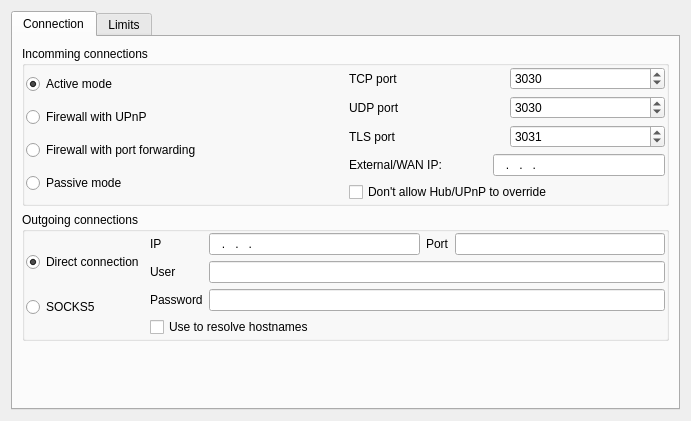
Before: the Qt Designer form eiskaltdcpp/ui/UISettingsConnection.ui in eiskaltdcpp/eiskaltdcpp, drawn with Qt 5.
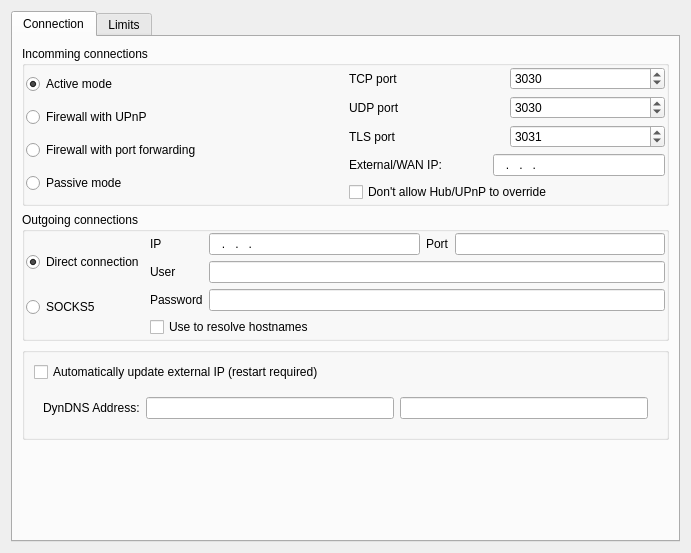
After: the same form once the commit is applied. Custom widgets are drawn as their Qt base class.

```diff
--- a/eiskaltdcpp/ui/UISettingsConnection.ui
+++ b/eiskaltdcpp/ui/UISettingsConnection.ui
@@ -7,7 +7,7 @@
     <x>0</x>
     <y>0</y>
     <width>691</width>
-    <height>421</height>
+    <height>553</height>
    </rect>
   </property>
   <property name="windowTitle">
@@ -341,6 +341,67 @@
          </layout>
         </widget>
        </item>
+       <item>
+        <widget class="QGroupBox" name="groupBox_4">
+         <property name="title">
+          <string/>
+         </property>
+         <layout class="QGridLayout" name="gridLayout_9">
+          <item row="0" column="0" colspan="2">
+           <widget class="QCheckBox" name="checkBox_DYNDNS">
+            <property name="toolTip">
+             <string>When enabled can hang program on exit.</string>
+            </property>
+            <property name="text">
+             <string>Automatically update external IP (restart required)</string>
+            </property>
+           </widget>
+          </item>
+          <item row="2" column="0" colspan="4">
+           <widget class="QFrame" name="frame_6">
+            <property name="frameShape">
+             <enum>QFrame::NoFrame</enum>
+            </property>
+            <property name="frameShadow">
+             <enum>QFrame::Raised</enum>
+            </property>
+            <layout class="QHBoxLayout" name="horizontalLayout_5">
+             <item>
+              <widget class="QLabel" name="label_18">
+               <property name="text">
+                <string>DynDNS Address:</string>
+               </property>
+              </widget>
+             </item>
+             <item>
+              <widget class="QLineEdit" name="lineEdit_DYNDNS_SERVER"/>
+             </item>
+             <item>
+              <widget class="QLineEdit" name="lineEdit_DYNDNS_INDEX"/>
+             </item>
+            </layout>
+            <zorder>label_18</zorder>
+            <zorder>label_18</zorder>
+            <zorder>lineEdit_DYNDNS_SERVER</zorder>
+            <zorder>lineEdit_DYNDNS_INDEX</zorder>
+           </widget>
+          </item>
+          <item row="0" column="2">
+           <spacer name="horizontalSpacer_8">
+            <property name="orientation">
+             <enum>Qt::Horizontal</enum>
+            </property>
+            <property name="sizeHint" stdset="0">
+             <size>
+              <width>40</width>
+              <height>20</height>
+             </size>
+            </property>
+           </spacer>
+          </item>
+         </layout>
+        </widget>
+       </item>
        <item>
         <spacer name="verticalSpacer_2">
          <property name="orientation">
```
